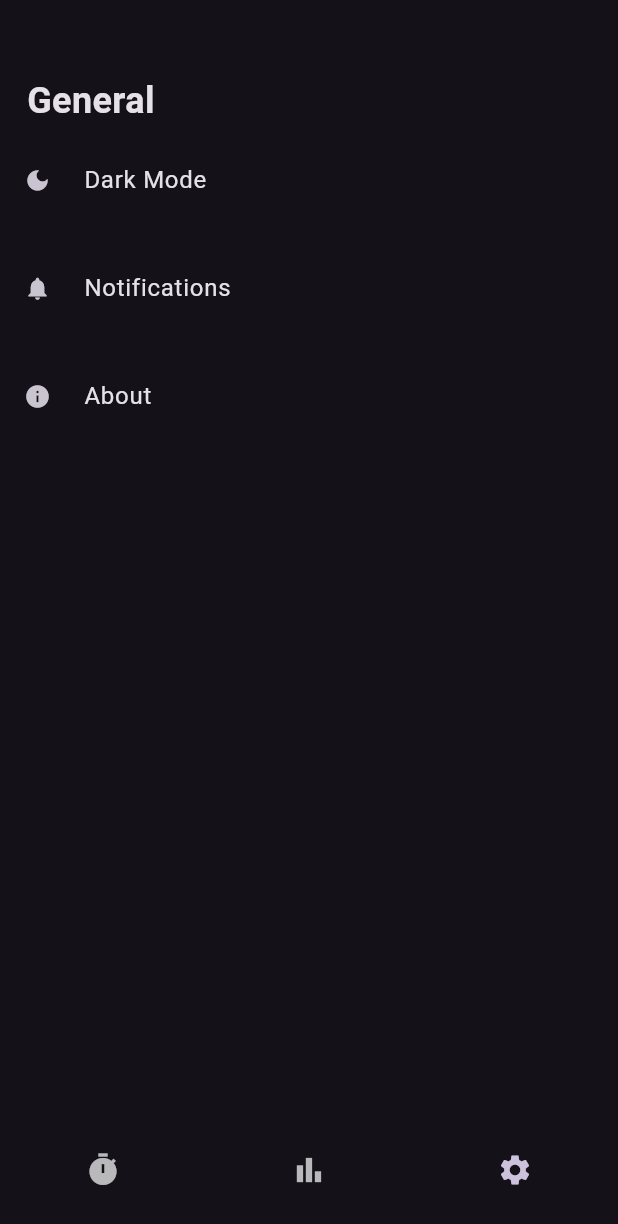
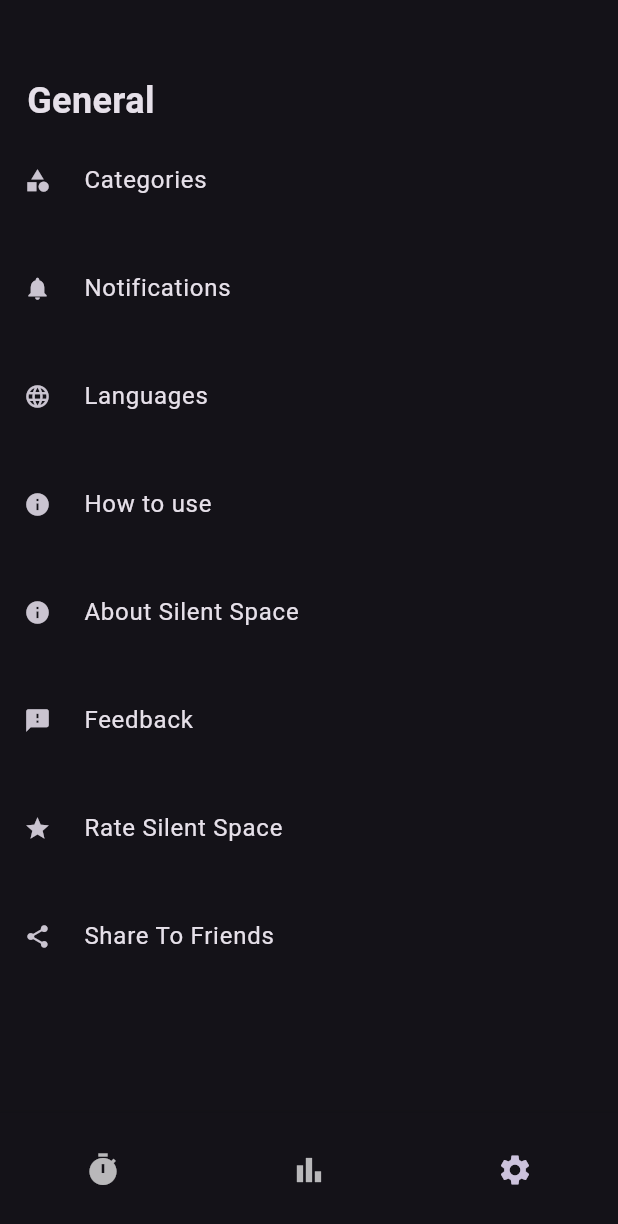
Before and after one commit to khaledgomah/silent_space, a Flutter app: the screen it shows after launch, item 3 of the bottom bar chosen, on a phone screen of 412 x 824 dp. Shown: the top 1224 px of the screen. Run offline on Flutter 3.47's test engine with Material 3 defaults, Android fonts, the phone set to English and light mode, and no system bars; our stand-ins replace circular_countdown_timer, flutter_bloc, font_awesome_flutter; missing offline and left inert: mrx_charts.

Commit message:
add app name constant and update SettingSceen items for improved user experience

```diff
--- a/lib/core/utils/constans.dart
+++ b/lib/core/utils/constans.dart
@@ -3,6 +3,7 @@ import 'package:flutter/material.dart';
 class Constans {
   static const double circleThikness = 2;
   static const String appVersion = '1.0.0';
+  static const String appName = 'Silent Space';
   static const Color primaryColor = Color(0xFF1A1A1A);
   static final Color secondaryColor =  Colors.grey.withOpacity(.2);
 }
--- a/lib/features/time/presentation/views/widgets/setting_sceen.dart
+++ b/lib/features/time/presentation/views/widgets/setting_sceen.dart
@@ -1,16 +1,23 @@
 import 'package:flutter/material.dart';
+import 'package:silent_space/core/utils/constans.dart';
 import 'package:silent_space/core/utils/text_style_manager.dart';
 import 'package:silent_space/features/time/data/models/setting_item_model.dart';
-import 'package:silent_space/features/time/presentation/views/home_view.dart';
 import 'package:silent_space/features/time/presentation/views/widgets/setting_item_widget.dart';
 
 class SettingSceen extends StatelessWidget {
   SettingSceen({super.key});
   final List<SettingItemModel> settingItems = [
-    SettingItemModel(title: 'Dark Mode', icon: const Icon(Icons.dark_mode)),
+    SettingItemModel(title: 'Categories', icon: const Icon(Icons.category)),
     SettingItemModel(
         title: 'Notifications', icon: const Icon(Icons.notifications)),
-    SettingItemModel(title: 'About', icon: const Icon(Icons.info)),
+    SettingItemModel(title: 'Languages', icon: const Icon(Icons.language)),
+    SettingItemModel(title: 'How to use', icon: const Icon(Icons.info)),
+    SettingItemModel(
+        title: 'About ${Constans.appName}', icon: const Icon(Icons.info)),
+    SettingItemModel(title: 'Feedback', icon: const Icon(Icons.feedback)),
+    SettingItemModel(
+        title: 'Rate ${Constans.appName}', icon: const Icon(Icons.star)),
+    SettingItemModel(title: 'Share To Friends', icon: const Icon(Icons.share)),
   ];
 
   @override
```
